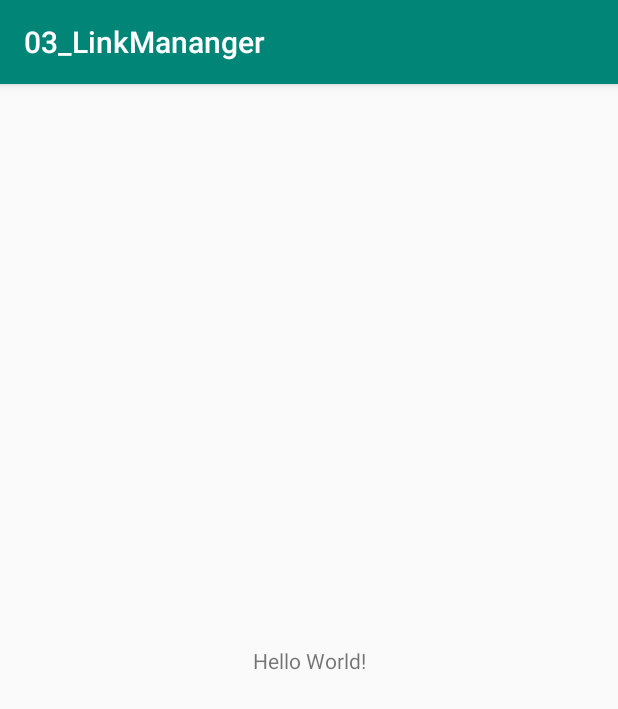
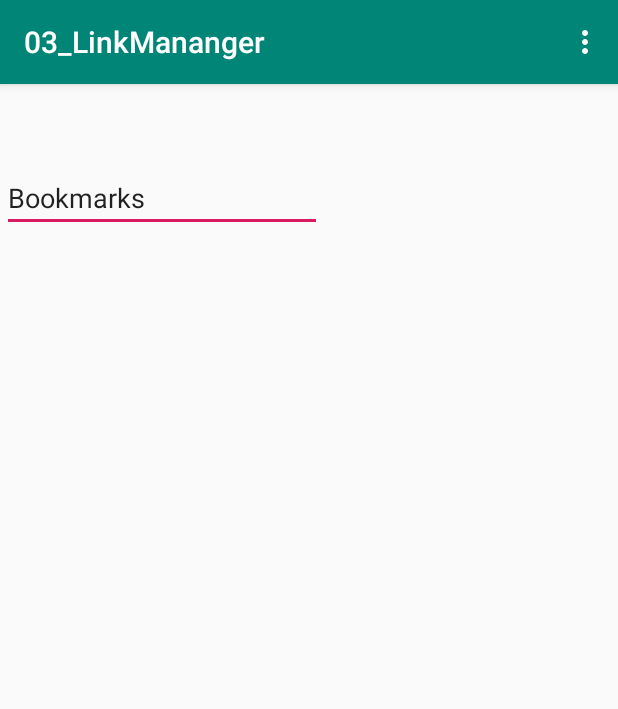
Before and after one commit to dahehn/2018-2019, an Android app: the screen it shows after launch (MainActivity), on a phone screen of 412 x 824 dp. Shown: the top 709 px of the screen. Run offline under Robolectric (Android 15) with nearby library versions, the phone set to English and light mode, and no system bars; 1 statement that could not run was skipped.

Commit message:
nix fertig

```diff
--- a/03_LinkMananger/app/build.gradle
+++ b/03_LinkMananger/app/build.gradle
@@ -25,4 +25,5 @@ dependencies {
     testImplementation 'junit:junit:4.12'
     androidTestImplementation 'com.android.support.test:runner:1.0.2'
     androidTestImplementation 'com.android.support.test.espresso:espresso-core:3.0.2'
+    implementation 'com.android.support:mediarouter-v7:28.0.0'
 }
--- a/03_LinkMananger/app/src/main/AndroidManifest.xml
+++ b/03_LinkMananger/app/src/main/AndroidManifest.xml
@@ -16,7 +16,7 @@
                 <category android:name="android.intent.category.LAUNCHER" />
             </intent-filter>
         </activity>
-        <activity android:name="SecondActivity"></activity>
+        <activity android:name=".SecondActivity"></activity>
     </application>
 
 </manifest>
--- a/03_LinkMananger/app/src/main/java/com/example/woerk/a03_linkmananger/MainActivity.java
+++ b/03_LinkMananger/app/src/main/java/com/example/woerk/a03_linkmananger/MainActivity.java
@@ -1,7 +1,11 @@
 package com.example.woerk.a03_linkmananger;
 
+import android.content.DialogInterface;
+import android.support.v7.app.AlertDialog;
 import android.support.v7.app.AppCompatActivity;
 import android.os.Bundle;
+import android.view.Menu;
+import android.widget.Toast;
 
 public class MainActivity extends AppCompatActivity {
 
@@ -10,4 +14,11 @@ public class MainActivity extends AppCompatActivity {
         super.onCreate(savedInstanceState);
         setContentView(R.layout.activity_main);
     }
+
+    public boolean onCreateOptionsMenu(Menu menu) {
+        // inflate the menu and add it to the existing (empty) menu
+        getMenuInflater().inflate(R.menu.manu_main,menu);
+        return true;
+    }
+
 }
--- a/03_LinkMananger/app/src/main/java/com/example/woerk/a03_linkmananger/SecondActivity.java
+++ b/03_LinkMananger/app/src/main/java/com/example/woerk/a03_linkmananger/SecondActivity.java
@@ -1,4 +1,7 @@
 package com.example.woerk.a03_linkmananger;
 
-public class SecondActivity {
+import android.support.v7.app.AppCompatActivity;
+
+public class SecondActivity extends AppCompatActivity {
+
 }
--- a/03_LinkMananger/app/src/main/res/layout/activity_main.xml
+++ b/03_LinkMananger/app/src/main/res/layout/activity_main.xml
@@ -6,13 +6,28 @@
     android:layout_height="match_parent"
     tools:context=".MainActivity">
 
-    <TextView
+    <EditText
+        android:id="@+id/editText"
         android:layout_width="wrap_content"
         android:layout_height="wrap_content"
-        android:text="Hello World!"
-        app:layout_constraintBottom_toBottomOf="parent"
-        app:layout_constraintLeft_toLeftOf="parent"
-        app:layout_constraintRight_toRightOf="parent"
+        android:layout_marginStart="1dp"
+        android:layout_marginLeft="1dp"
+        android:layout_marginTop="53dp"
+        android:ems="10"
+        android:inputType="none"
+        android:text="Bookmarks"
+        android:visibility="visible"
+        app:layout_constraintStart_toStartOf="parent"
         app:layout_constraintTop_toTopOf="parent" />
 
+    <LinearLayout
+        android:id="@+id/bookmarks"
+        android:layout_width="368dp"
+        android:layout_height="396dp"
+        android:layout_marginStart="8dp"
+        android:layout_marginLeft="8dp"
+        android:layout_marginBottom="8dp"
+        android:orientation="vertical"
+        app:layout_constraintBottom_toBottomOf="parent"
+        app:layout_constraintStart_toStartOf="parent"></LinearLayout>
 </android.support.constraint.ConstraintLayout>
--- /dev/null
+++ b/03_LinkMananger/app/src/main/res/layout/activity_second.xml
@@ -0,0 +1,6 @@
+<?xml version="1.0" encoding="utf-8"?>
+<android.support.constraint.ConstraintLayout
+    xmlns:android="http://schemas.android.com/apk/res/android" android:layout_width="match_parent"
+    android:layout_height="match_parent">
+
+</android.support.constraint.ConstraintLayout>
--- /dev/null
+++ b/03_LinkMananger/app/src/main/res/menu/manu_main.xml
@@ -0,0 +1,15 @@
+<?xml version="1.0" encoding="utf-8"?>
+<menu xmlns:android="http://schemas.android.com/apk/res/android"
+    xmlns:compat="http://schemas.android.com/apk/res-auto">
+
+    <item
+        android:id="@+id/item3"
+        android:onClick="menuItem3_Click"
+        android:title="Add Bookmark"
+        compat:showAsAction="never" />
+
+    <item android:title="Clear List"
+    android:id="@+id/item4"
+    android:onClick="menuItem4_Click"
+    compat:showAsAction="never" />
+</menu>
```
